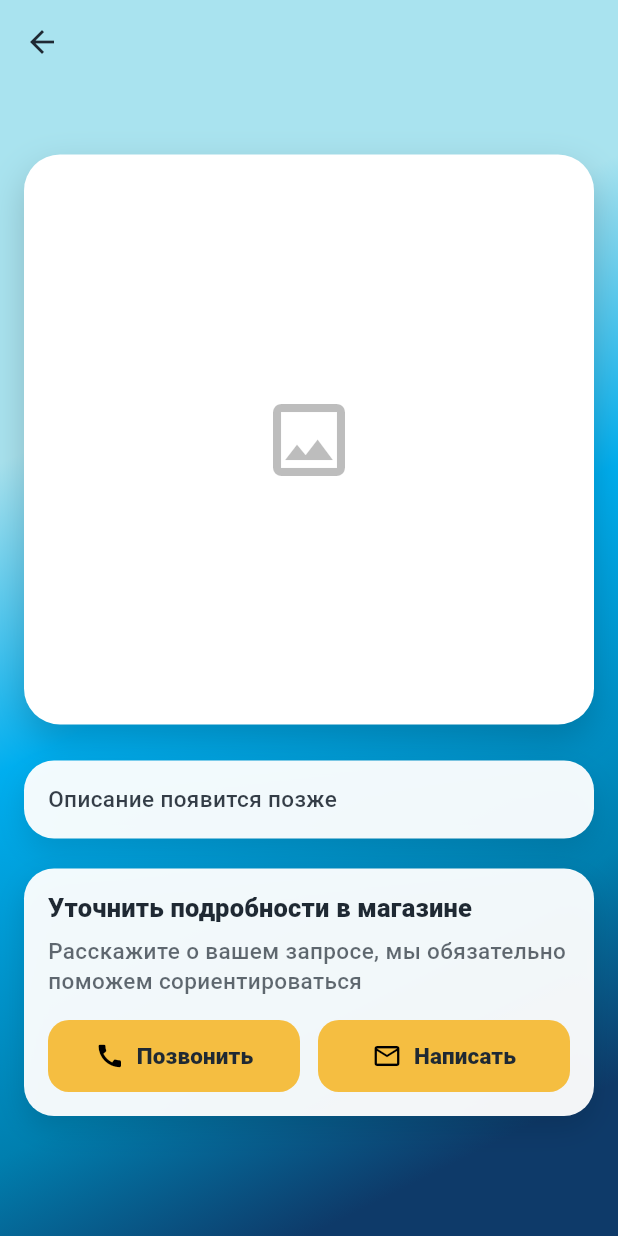
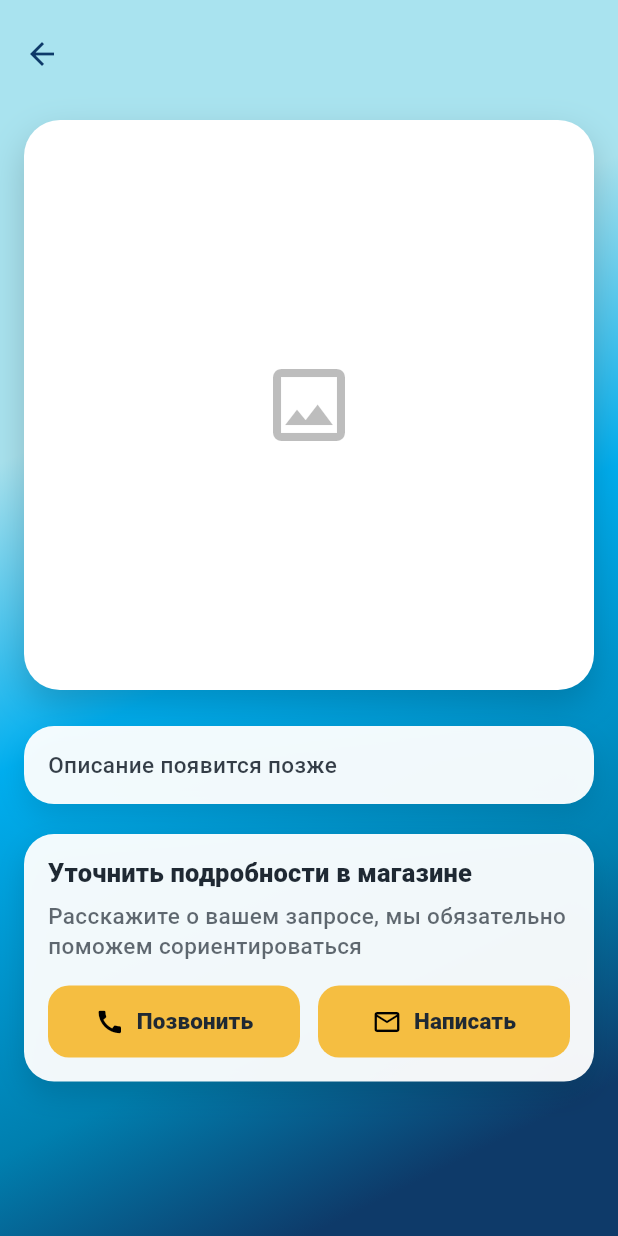
Before and after one commit to siyatut/atlantida_shop, a Flutter app: the ProductDetailsScreen screen opened directly with empty values, on a phone screen of 412 x 824 dp. Run offline on Flutter 3.47's test engine with Material 3 defaults, Android fonts, the phone set to English and light mode, and no system bars; our stand-ins replace cached_network_image; network calls fail; statements that could not run were skipped.

Commit message:
feat: move product title to app bar and align back icon color

```diff
--- a/lib/screens/product_details.dart
+++ b/lib/screens/product_details.dart
@@ -20,23 +20,27 @@ class ProductDetailsScreen extends StatelessWidget {
     final description = fixPrepositions(_cleanDescription(product.description));
 
     return Scaffold(
-      appBar: AppBar(title: const SizedBox.shrink()),
+      appBar: AppBar(
+        centerTitle: true,
+        toolbarHeight: 72,
+        title: Text(
+          splitTitleInTwo(product.title),
+          textAlign: TextAlign.center,
+          maxLines: 2,
+          overflow: TextOverflow.ellipsis,
+          style: textTheme.titleLarge?.copyWith(
+            fontWeight: FontWeight.w900,
+            color: AppColors.deepBlue,
+            height: 1.15,
+          ),
+        ),
+      ),
       body: SafeArea(
         child: SingleChildScrollView(
           padding: const EdgeInsets.fromLTRB(16, 8, 16, 32),
           child: Column(
             crossAxisAlignment: CrossAxisAlignment.stretch,
             children: [
-              Text(
-                splitTitleInTwo(product.title),
-                textAlign: TextAlign.center,
-                style: textTheme.titleLarge?.copyWith(
-                  fontWeight: FontWeight.w900,
-                  color: AppColors.deepBlue,
-                  height: 1.15,
-                ),
-              ),
-              const SizedBox(height: 16),
               Container(
                 decoration: BoxDecoration(
                   color: AppColors.white,
--- a/lib/theme/app_theme.dart
+++ b/lib/theme/app_theme.dart
@@ -72,7 +72,7 @@ class AppTheme {
         elevation: 0,
         scrolledUnderElevation: 0,
         backgroundColor: Colors.transparent,
-        foregroundColor: AppColors.ink,
+        foregroundColor: AppColors.deepBlue,
         surfaceTintColor: Colors.transparent,
         shadowColor: Colors.transparent,
         centerTitle: true,
```
